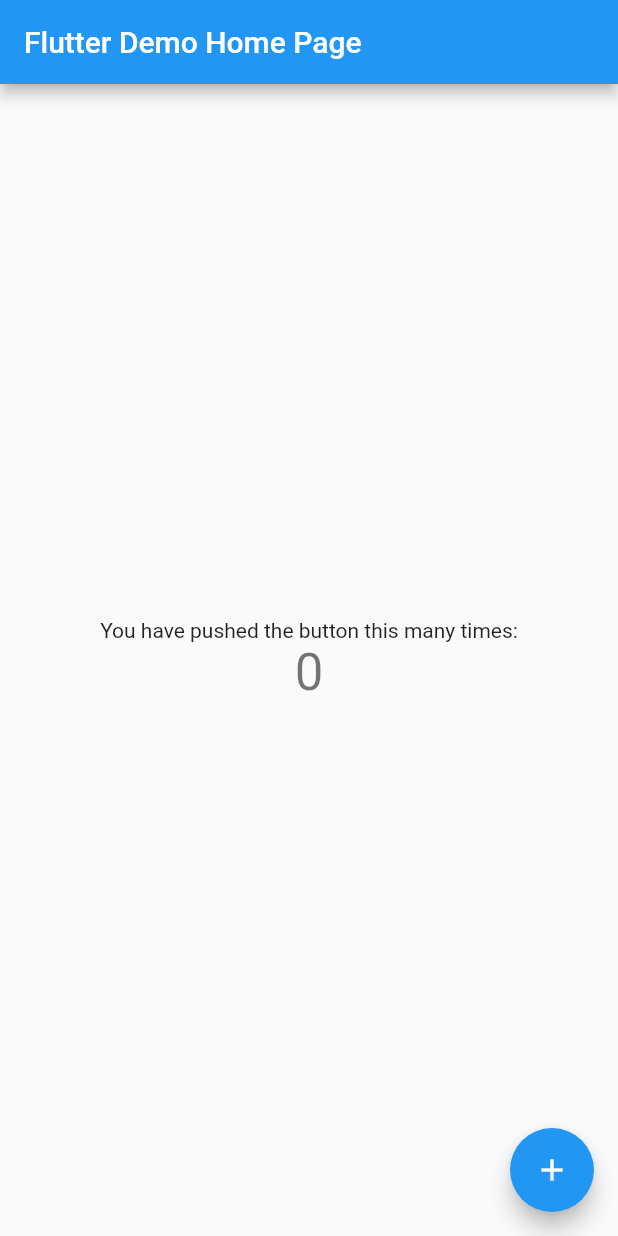
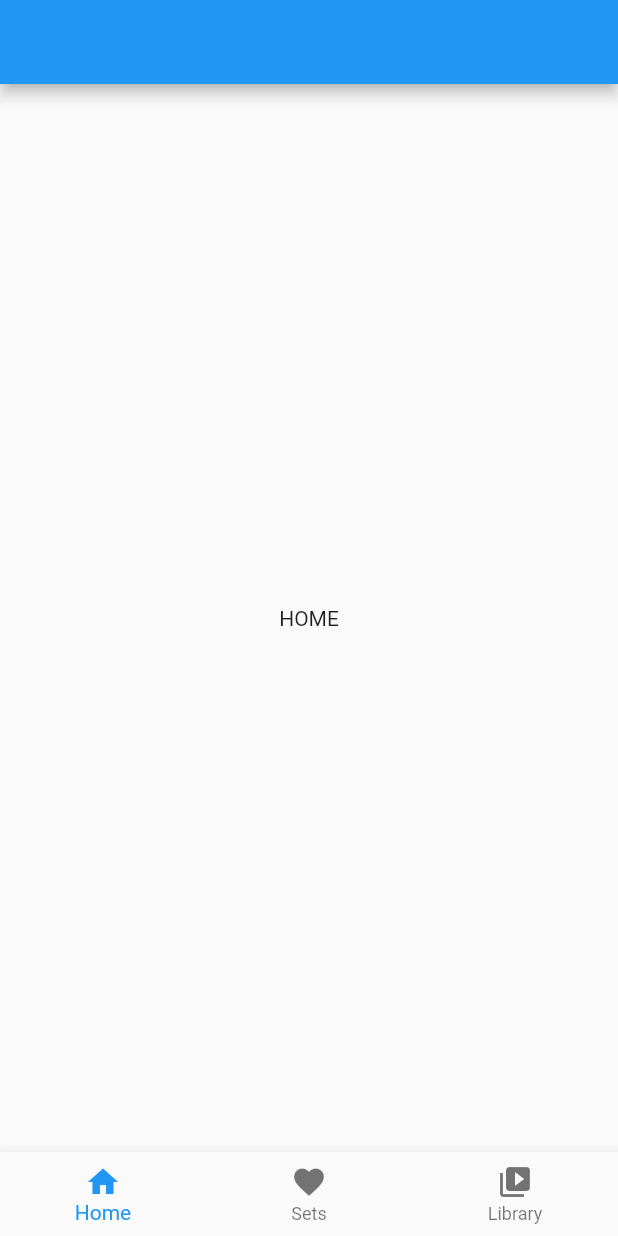
Before and after one commit to britov/file_library, a Flutter app: the screen it shows after launch, on a phone screen of 412 x 824 dp. Run offline on Flutter 3.47's test engine with Material 2 defaults, Android fonts, the phone set to English and light mode, and no system bars; our stand-ins replace built_collection, built_value; generated files the repository leaves out were written again.

Commit message:
Added navigation bar

```diff
--- a/lib/main.dart
+++ b/lib/main.dart
@@ -1,47 +1,45 @@
 import 'package:flutter/material.dart';
+import 'package:provider/provider.dart';
 
 void main() {
   runApp(MyApp());
 }
 
+class Routes {
+  static const String home = '/';
+}
+
+class Destination {
+  static const home = Destination(0, 'Home', Icons.home);
+  static const sets = Destination(1, 'Sets', Icons.favorite);
+  static const library = Destination(2, 'Library', Icons.video_library);
+
+  final int index;
+  final String title;
+  final IconData icon;
+
+  const Destination(this.index, this.title, this.icon);
+}
+
 class MyApp extends StatelessWidget {
-  // This widget is the root of your application.
   @override
   Widget build(BuildContext context) {
     return MaterialApp(
       title: 'Flutter Demo',
       theme: ThemeData(
-        // This is the theme of your application.
-        //
-        // Try running your application with "flutter run". You'll see the
-        // application has a blue toolbar. Then, without quitting the app, try
-        // changing the primarySwatch below to Colors.green and then invoke
-        // "hot reload" (press "r" in the console where you ran "flutter run",
-        // or simply save your changes to "hot reload" in a Flutter IDE).
-        // Notice that the counter didn't reset back to zero; the application
-        // is not restarted.
         primarySwatch: Colors.blue,
-        // This makes the visual density adapt to the platform that you run
-        // the app on. For desktop platforms, the controls will be smaller and
-        // closer together (more dense) than on mobile platforms.
         visualDensity: VisualDensity.adaptivePlatformDensity,
       ),
-      home: MyHomePage(title: 'Flutter Demo Home Page'),
+      initialRoute: Routes.home,
+      routes: {
+        Routes.home: (_) => MyHomePage(title: 'Flutter Demo Home Page')
+      },
     );
   }
 }
 
 class MyHomePage extends StatefulWidget {
   MyHomePage({Key key, this.title}) : super(key: key);
-
-  // This widget is the home page of your application. It is stateful, meaning
-  // that it has a State object (defined below) that contains fields that affect
-  // how it looks.
-
-  // This class is the configuration for the state. It holds the values (in this
-  // case the title) provided by the parent (in this case the App widget) and
-  // used by the build method of the State. Fields in a Widget subclass are
-  // always marked "final".
 
   final String title;
 
@@ -50,68 +48,73 @@ class MyHomePage extends StatefulWidget {
 }
 
 class _MyHomePageState extends State<MyHomePage> {
-  int _counter = 0;
 
-  void _incrementCounter() {
-    setState(() {
-      // This call to setState tells the Flutter framework that something has
-      // changed in this State, which causes it to rerun the build method below
-      // so that the display can reflect the updated values. If we changed
-      // _counter without calling setState(), then the build method would not be
-      // called again, and so nothing would appear to happen.
-      _counter++;
-    });
-  }
+  int _selectedTab = Destination.home.index;
 
   @override
   Widget build(BuildContext context) {
-    // This method is rerun every time setState is called, for instance as done
-    // by the _incrementCounter method above.
-    //
-    // The Flutter framework has been optimized to make rerunning build methods
-    // fast, so that you can just rebuild anything that needs updating rather
-    // than having to individually change instances of widgets.
     return Scaffold(
-      appBar: AppBar(
-        // Here we take the value from the MyHomePage object that was created by
-        // the App.build method, and use it to set our appbar title.
-        title: Text(widget.title),
-      ),
-      body: Center(
-        // Center is a layout widget. It takes a single child and positions it
-        // in the middle of the parent.
-        child: Column(
-          // Column is also a layout widget. It takes a list of children and
-          // arranges them vertically. By default, it sizes itself to fit its
-          // children horizontally, and tries to be as tall as its parent.
-          //
-          // Invoke "debug painting" (press "p" in the console, choose the
-          // "Toggle Debug Paint" action from the Flutter Inspector in Android
-          // Studio, or the "Toggle Debug Paint" command in Visual Studio Code)
-          // to see the wireframe for each widget.
-          //
-          // Column has various properties to control how it sizes itself and
-          // how it positions its children. Here we use mainAxisAlignment to
-          // center the children vertically; the main axis here is the vertical
-          // axis because Columns are vertical (the cross axis would be
-          // horizontal).
-          mainAxisAlignment: MainAxisAlignment.center,
-          children: <Widget>[
-            Text(
-              'You have pushed the button this many times:',
-            ),
-            Text(
-              '$_counter',
-              style: Theme.of(context).textTheme.headline4,
-            ),
-          ],
+      appBar: AppBar(),
+      body: AnimatedSwitcher(
+        duration: Duration(seconds: 2),
+        child: Builder(
+          builder: (_) {
+            if (_selectedTab == Destination.home.index) {
+              return Center(
+                child: Text('HOME'),
+              );
+            } else if (_selectedTab == Destination.library.index) {
+              return LibraryPage();
+            } else if (_selectedTab == Destination.sets.index) {
+              return SetsPage();
+            }
+            return Center(
+              child: Text('Oops'),
+            );
+          },
         ),
       ),
-      floatingActionButton: FloatingActionButton(
-        onPressed: _incrementCounter,
-        tooltip: 'Increment',
-        child: Icon(Icons.add),
-      ), // This trailing comma makes auto-formatting nicer for build methods.
+      bottomNavigationBar: BottomNavigationBar(
+        currentIndex: _selectedTab,
+        items: [
+          _buildBottomNavigationBarItem(Destination.home),
+          _buildBottomNavigationBarItem(Destination.sets),
+          _buildBottomNavigationBarItem(Destination.library),
+        ],
+        onTap: (index) => setState(() => _selectedTab = index),
+      ),
+    );
+  }
+
+  BottomNavigationBarItem _buildBottomNavigationBarItem(Destination destination) {
+    return BottomNavigationBarItem(
+      icon: Icon(destination.icon),
+      title: Text(destination.title)
     );
   }
 }
+
+
+class LibraryPage extends StatefulWidget {
+  @override
+  _LibraryPageState createState() => _LibraryPageState();
+}
+
+class _LibraryPageState extends State<LibraryPage> {
+  @override
+  Widget build(BuildContext context) {
+    return Center(child: Text('LIBRARY'),);
+  }
+}
+
+class SetsPage extends StatefulWidget {
+  @override
+  _SetsPageState createState() => _SetsPageState();
+}
+
+class _SetsPageState extends State<SetsPage> {
+  @override
+  Widget build(BuildContext context) {
+    return Center(child: Text('SETS'),);
+  }
+}
```
